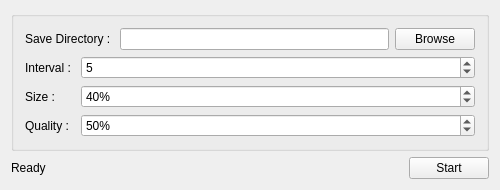
Before: the Qt Designer form mainwindow.ui in fffaraz/QtScreenCapture, drawn with Qt 5.
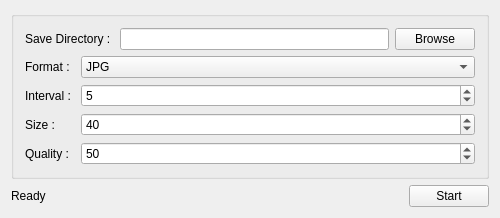
After: the same form once the commit is applied.

```diff
--- a/mainwindow.ui
+++ b/mainwindow.ui
@@ -7,13 +7,13 @@
     <x>0</x>
     <y>0</y>
     <width>500</width>
-    <height>174</height>
+    <height>218</height>
    </rect>
   </property>
   <property name="maximumSize">
    <size>
     <width>16777215</width>
-    <height>174</height>
+    <height>218</height>
    </size>
   </property>
   <property name="windowTitle">
@@ -50,14 +50,31 @@
        </item>
        <item>
         <layout class="QFormLayout" name="formLayout">
-         <item row="0" column="0">
+         <item row="1" column="1">
+          <widget class="QComboBox" name="cmbFormat">
+           <property name="currentText">
+            <string>JPG</string>
+           </property>
+           <item>
+            <property name="text">
+             <string>JPG</string>
+            </property>
+           </item>
+           <item>
+            <property name="text">
+             <string>PNG</string>
+            </property>
+           </item>
+          </widget>
+         </item>
+         <item row="2" column="0">
           <widget class="QLabel" name="label_2">
            <property name="text">
             <string>Interval : </string>
            </property>
           </widget>
          </item>
-         <item row="0" column="1">
+         <item row="2" column="1">
           <widget class="QSpinBox" name="spnInterval">
            <property name="minimum">
             <number>1</number>
@@ -70,17 +87,17 @@
            </property>
           </widget>
          </item>
-         <item row="1" column="0">
+         <item row="4" column="0">
           <widget class="QLabel" name="label_3">
            <property name="text">
             <string>Size : </string>
            </property>
           </widget>
          </item>
-         <item row="1" column="1">
+         <item row="4" column="1">
           <widget class="QSpinBox" name="spnSize">
            <property name="suffix">
-            <string>%</string>
+            <string/>
            </property>
            <property name="minimum">
             <number>1</number>
@@ -93,17 +110,17 @@
            </property>
           </widget>
          </item>
-         <item row="2" column="0">
+         <item row="6" column="0">
           <widget class="QLabel" name="label_4">
            <property name="text">
             <string>Quality : </string>
            </property>
           </widget>
          </item>
-         <item row="2" column="1">
+         <item row="6" column="1">
           <widget class="QSpinBox" name="spnQuality">
            <property name="suffix">
-            <string>%</string>
+            <string/>
            </property>
            <property name="maximum">
             <number>100</number>
@@ -113,6 +130,13 @@
            </property>
           </widget>
          </item>
+         <item row="1" column="0">
+          <widget class="QLabel" name="label_5">
+           <property name="text">
+            <string>Format : </string>
+           </property>
+          </widget>
+         </item>
         </layout>
        </item>
       </layout>
```
